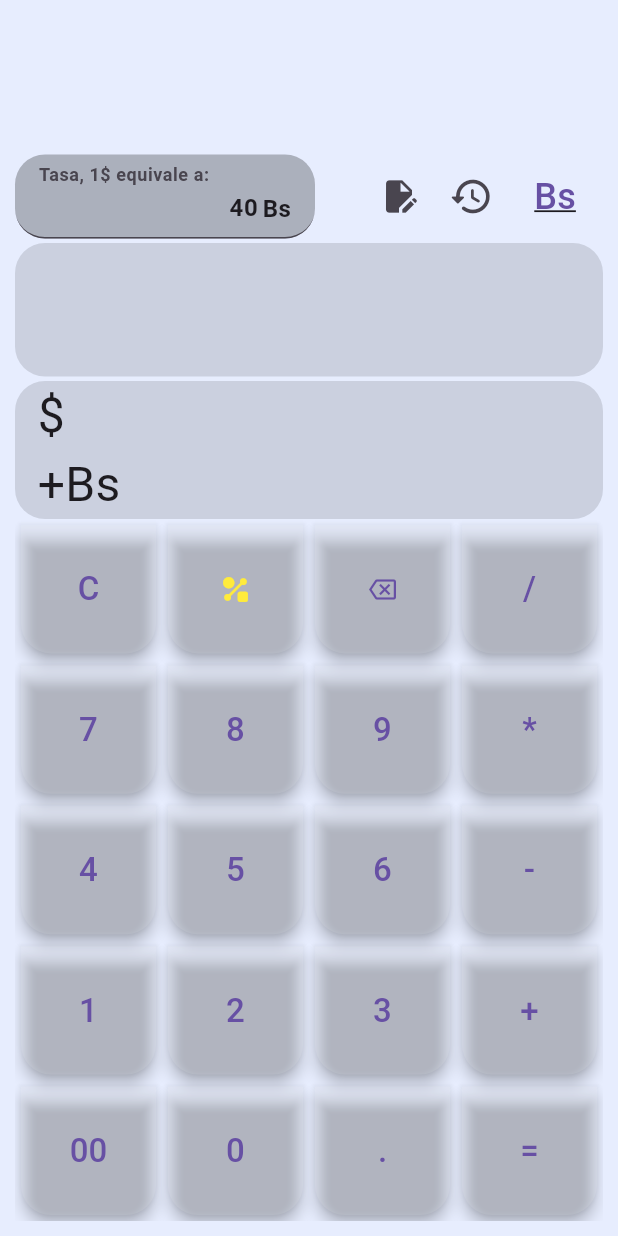
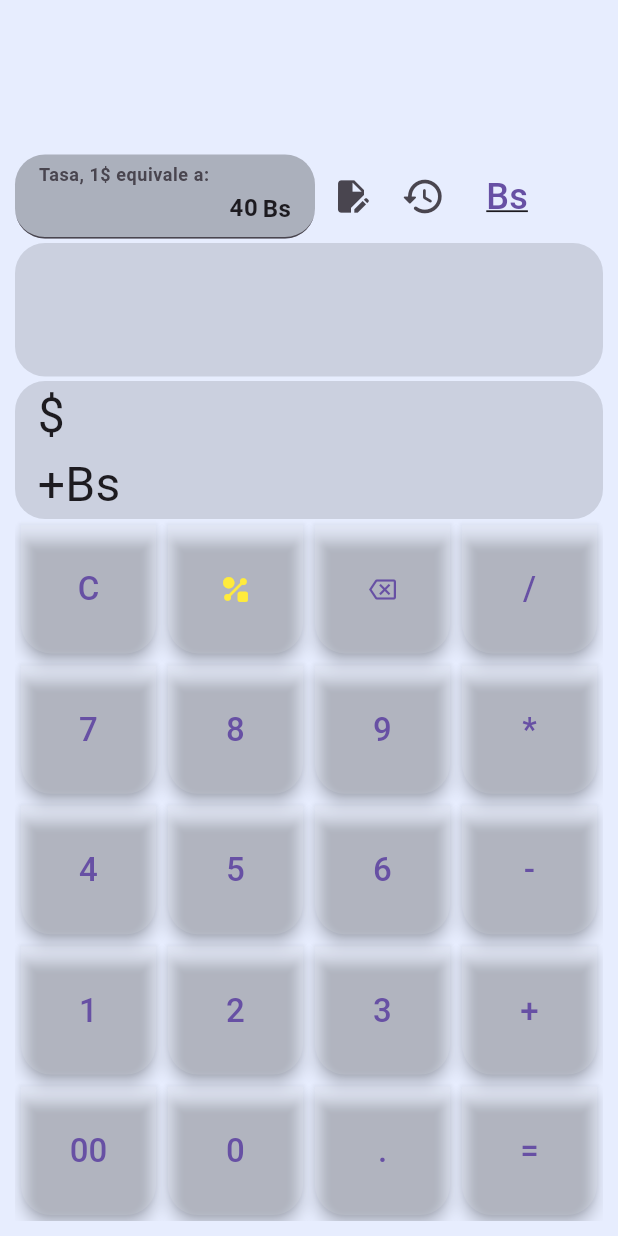
Before and after one commit to gu1llermo/calculator, a Flutter app: the screen it shows after launch, on a phone screen of 412 x 824 dp. Run offline on Flutter 3.47's test engine with Material 3 defaults, Android fonts, the phone set to English and light mode, and no system bars; drawn by our look-alikes of google_mobile_ads; our stand-ins replace flutter_riverpod, go_router, math_expressions, shared_preferences; network calls fail.

Commit message:
se alineo a la izquierda row donde está tasa button

```diff
--- a/lib/presentation/widgets/shared/landscape/landscape_view.dart
+++ b/lib/presentation/widgets/shared/landscape/landscape_view.dart
@@ -24,7 +24,7 @@ class LandscapeView extends ConsumerWidget {
                 mainAxisAlignment: MainAxisAlignment.spaceAround,
                 children: [
                   Row(
-                    mainAxisAlignment: MainAxisAlignment.spaceBetween,
+                    mainAxisAlignment: MainAxisAlignment.start,
                     children: [
                       TasaButton(),
                       Row(
--- a/lib/presentation/widgets/shared/portrait/portrait_view.dart
+++ b/lib/presentation/widgets/shared/portrait/portrait_view.dart
@@ -19,7 +19,7 @@ class PortraitView extends ConsumerWidget {
         mainAxisAlignment: MainAxisAlignment.end,
         children: [
           Row(
-            mainAxisAlignment: MainAxisAlignment.spaceBetween,
+            mainAxisAlignment: MainAxisAlignment.start,
             children: [
               TasaButton(),
               Row(
```
